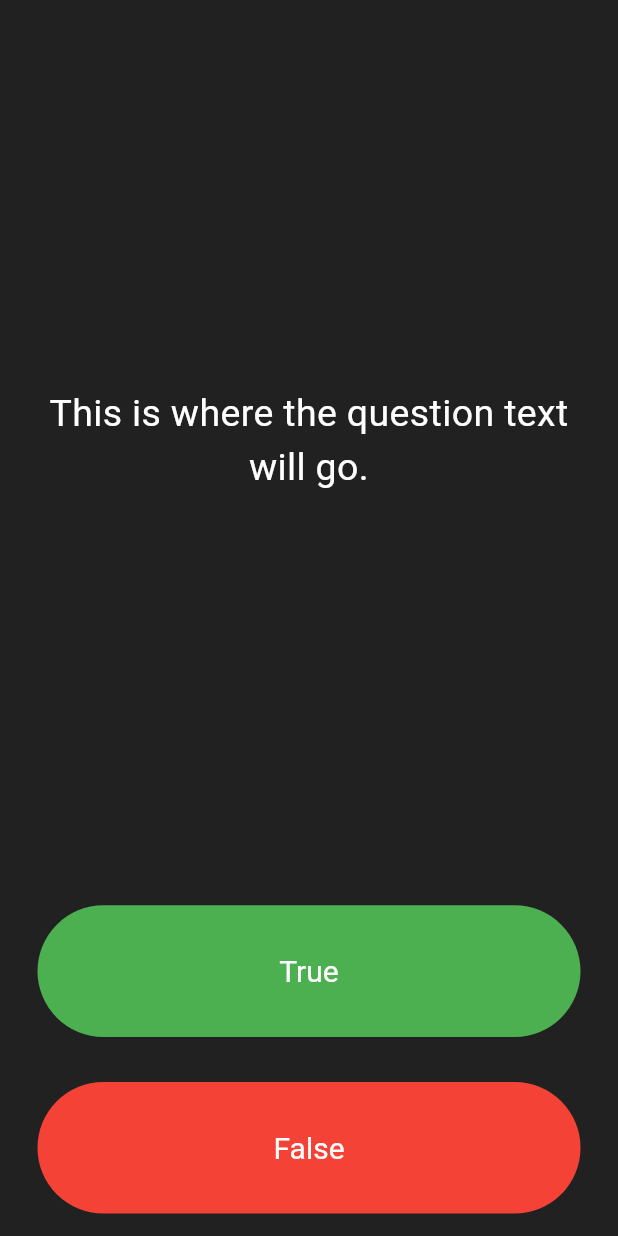
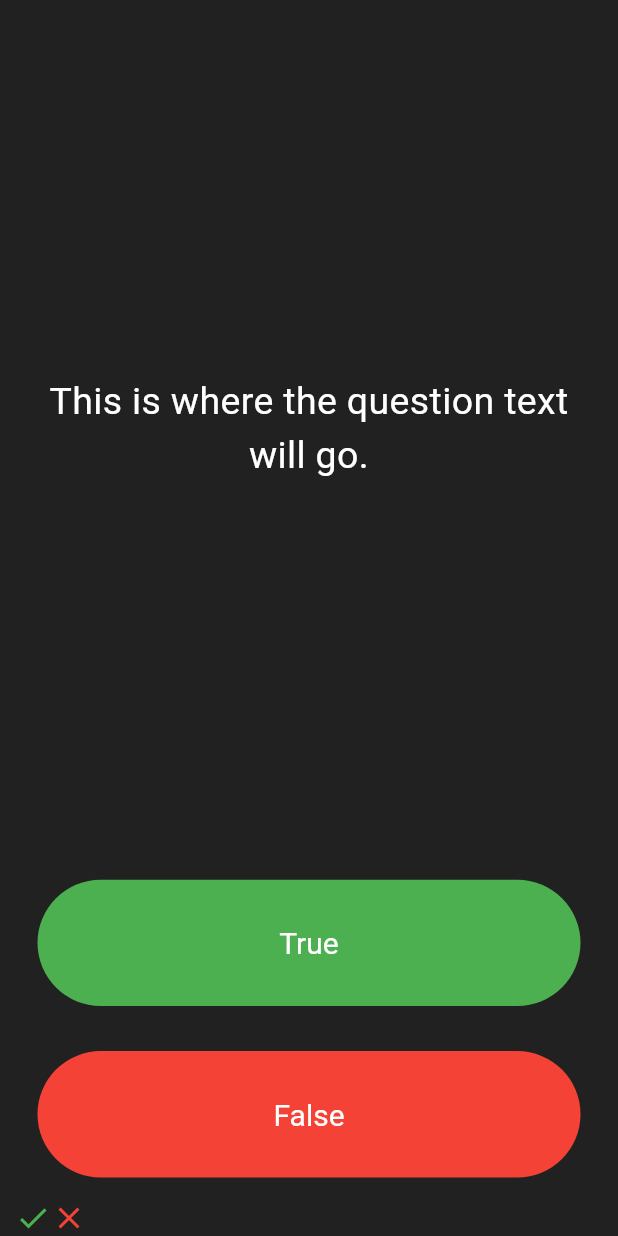
Before and after one commit to Harounjlassi/Quizzler-, a Flutter app: the screen it shows after launch, on a phone screen of 412 x 824 dp. Run offline on Flutter 3.47's test engine with Material 3 defaults, Android fonts, the phone set to English and light mode, and no system bars.

Commit message:
addIcons

```diff
--- a/lib/main.dart
+++ b/lib/main.dart
@@ -78,11 +78,23 @@ class _QuizPageState extends State<QuizPage> {
               ),
               child: Text('False'),
               onPressed: () {
-                // The user picked false.
+                //The user picked false.
               },
             ),
           ),
         ),
+        Row(
+          children: <Widget>[
+            Icon(
+              Icons.check,
+              color: Colors.green,
+            ),
+            Icon(
+              Icons.close,
+              color: Colors.red,
+            ),
+          ],
+        )
       ],
     );
   }
```
